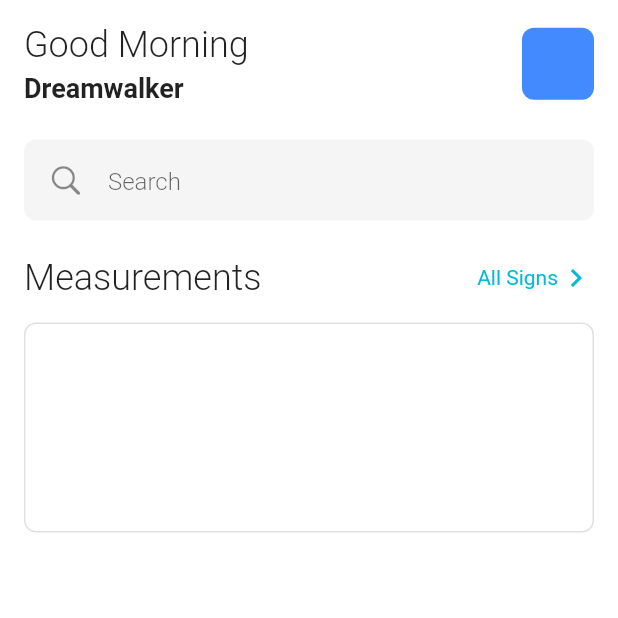
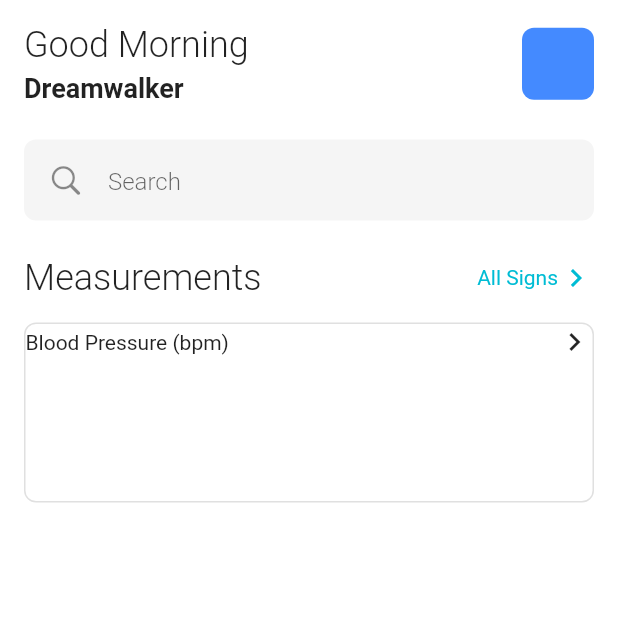
Before and after one commit to JAICHANGPARK/flutter_notebook_19th_story, a Flutter app: the screen it shows after launch, on a phone screen of 412 x 824 dp, the top half of it. Run offline on Flutter 3.47's test engine with Material 2 defaults, Android fonts, the phone set to English and light mode, and no system bars; our stand-ins replace cached_network_image, countup, fl_chart, flutter_riverpod, freezed_annotation, smooth_page_indicator and 1 more.

Commit message:
Update monitoring_main_page.dart

```diff
--- a/lib/ep1127_patient_monitoring_app/src/ui/monitoring_main_page.dart
+++ b/lib/ep1127_patient_monitoring_app/src/ui/monitoring_main_page.dart
@@ -106,12 +106,22 @@ class _MonitoringMainPageState extends State<MonitoringMainPage> {
                     child: Column(
                       children: [
                         Container(
-                          height: 140,
+                          height: 120,
                           decoration: BoxDecoration(
-                            border: Border.all(
-                              color: Colors.grey[300]!,
-                            ),
-                            borderRadius: BorderRadius.circular(8)
+                              border: Border.all(
+                                color: Colors.grey[300]!,
+                              ),
+                              borderRadius: BorderRadius.circular(8)),
+                          child: Column(
+                            children: [
+                              Row(
+                                mainAxisAlignment: MainAxisAlignment.spaceBetween,
+                                children: [
+                                  Text("Blood Pressure (bpm)"),
+                                  Icon(Icons.keyboard_arrow_right),
+                                ],
+                              )
+                            ],
                           ),
                         )
                       ],
```
